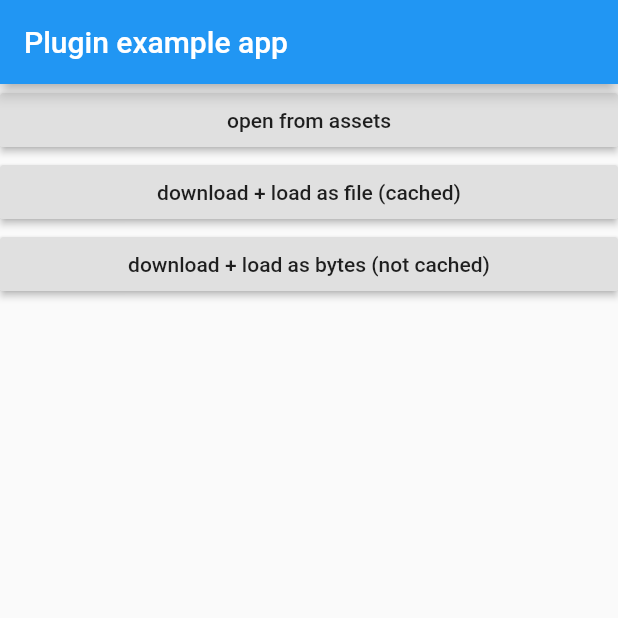
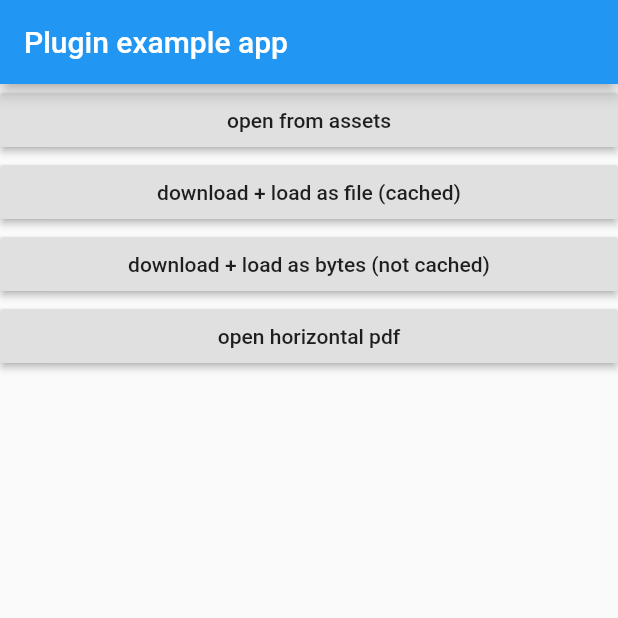
Before and after one commit to scientifichackers/flutter_pdf_viewer, a Flutter app: the screen it shows after launch, on a phone screen of 412 x 824 dp, the top half of it. Run offline on Flutter 3.47's test engine with Material 2 defaults, Android fonts, the phone set to English and light mode, and no system bars.

Commit message:
add horizontal scroll

```diff
--- a/example/lib/main.dart
+++ b/example/lib/main.dart
@@ -19,6 +19,7 @@ class MyApp extends StatelessWidget {
               LoadFromAssetButton(),
               LoadUrlAsFile(),
               LoadUrlAsBytes(),
+              LoadHorizontalPdf()
             ],
           ),
         ),
@@ -31,7 +32,9 @@ class LoadFromAssetButton extends StatelessWidget {
   @override
   Widget build(BuildContext context) {
     return RaisedButton(
-      onPressed: () => FlutterPdfViewer.loadAsset('assets/test.pdf'),
+      onPressed: () {
+        FlutterPdfViewer.loadAsset('assets/test.pdf');
+      },
       child: Text('open from assets'),
     );
   }
@@ -88,3 +91,15 @@ class LoadUrlAsBytes extends StatelessWidget {
     );
   }
 }
+
+class LoadHorizontalPdf extends StatelessWidget {
+  @override
+  Widget build(BuildContext context) {
+    return RaisedButton(
+      onPressed: () {
+        FlutterPdfViewer.loadAsset('assets/test.pdf', swipeHorizontal: true);
+      },
+      child: Text('open horizontal pdf'),
+    );
+  }
+}
```
Also changed, not shown: 2 other files.
